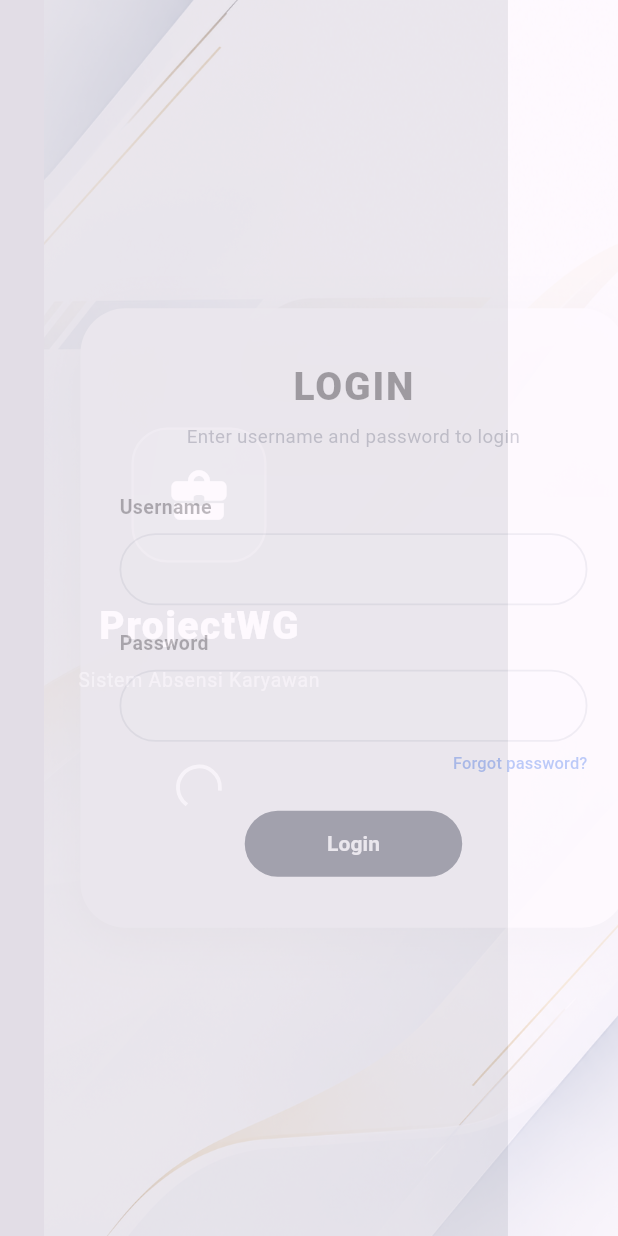
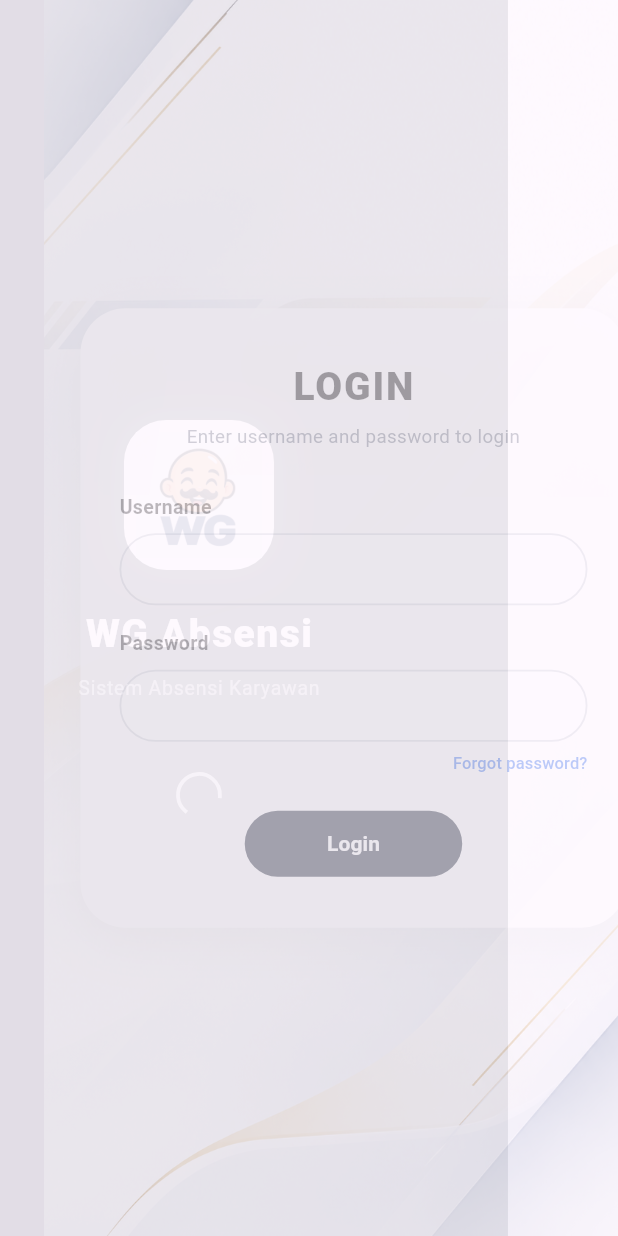
Before and after one commit to Sattria87/Tsaabsen, a Flutter app: the first screen one second after launch, on a phone screen of 412 x 824 dp. Run offline on Flutter 3.47's test engine with Material 3 defaults, Android fonts, the phone set to English and light mode, and no system bars; our stand-ins replace camera, flutter_map, geolocator, image_picker, latlong2, shared_preferences.

Commit message:
memperbaiki foto dan menambahkan php

```diff
--- a/lib/main.dart
+++ b/lib/main.dart
@@ -115,27 +115,40 @@
             children: [
               // ── LOGO / IKON ──────────────────────────────
               Container(
-                width: 90,
-                height: 90,
+                width: 100,
+                height: 100,
                 decoration: BoxDecoration(
-                  color: Colors.white.withValues(alpha: 0.1),
-                  borderRadius: BorderRadius.circular(24),
-                  border: Border.all(
-                    color: Colors.white.withValues(alpha: 0.2),
-                    width: 1.5,
+                  color: Colors.white,
+                  borderRadius: BorderRadius.circular(28),
+                  boxShadow: [
+                    BoxShadow(
+                      color: Colors.white.withValues(alpha: 0.15),
+                      blurRadius: 20,
+                      spreadRadius: 2,
+                    ),
+                  ],
+                ),
+                clipBehavior: Clip.antiAlias,
+                child: Padding(
+                  padding: const EdgeInsets.all(8.0),
+                  child: Image.asset(
+                    'assets/LOGO1.png',
+                    fit: BoxFit.contain,
+                    errorBuilder: (context, error, stackTrace) {
+                      return const Icon(
+                        Icons.business_center_rounded,
+                        size: 44,
+                        color: Color(0xFF0F172A),
+                      );
+                    },
                   ),
-                ),
-                child: const Icon(
-                  Icons.business_center_rounded,
-                  size: 44,
-                  color: Colors.white,
                 ),
               ),
               const SizedBox(height: 24),
 
               // ── NAMA APLIKASI ────────────────────────────
               const Text(
-                'ProjectWG',
+                'WG Absensi',
                 style: TextStyle(
                   color: Colors.white,
                   fontSize: 26,
```
Also changed, not shown: 7 other files.
